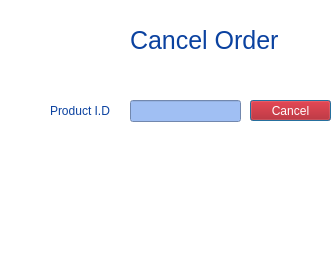
Old version of the form Bhitti/cancelorder.ui in the repository BigyaDhungana/Bhitti_v2.
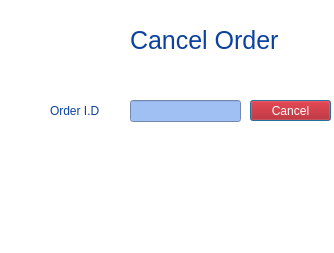
New version of the form. Icons and pictures are not drawn.

```diff
--- a/Bhitti/cancelorder.ui
+++ b/Bhitti/cancelorder.ui
@@ -82,7 +82,7 @@
 font: 9pt &quot;Segoe UI&quot;;</string>
    </property>
    <property name="text">
-    <string>Product I.D</string>
+    <string>Order I.D</string>
    </property>
   </widget>
   <widget class="QLineEdit" name="lineEdit">
```
Left out of the diff: 4 changed lines with no effect on the pictures.
